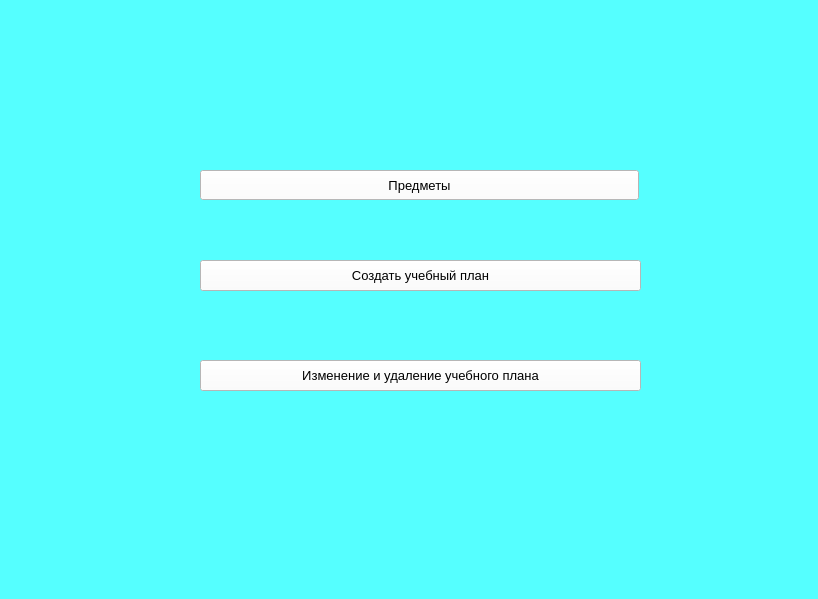
This is frontend/ClasseAndLessons.ui in saaasssska/helper_by_school as Qt 5 draws it before an edit. The edited form follows.
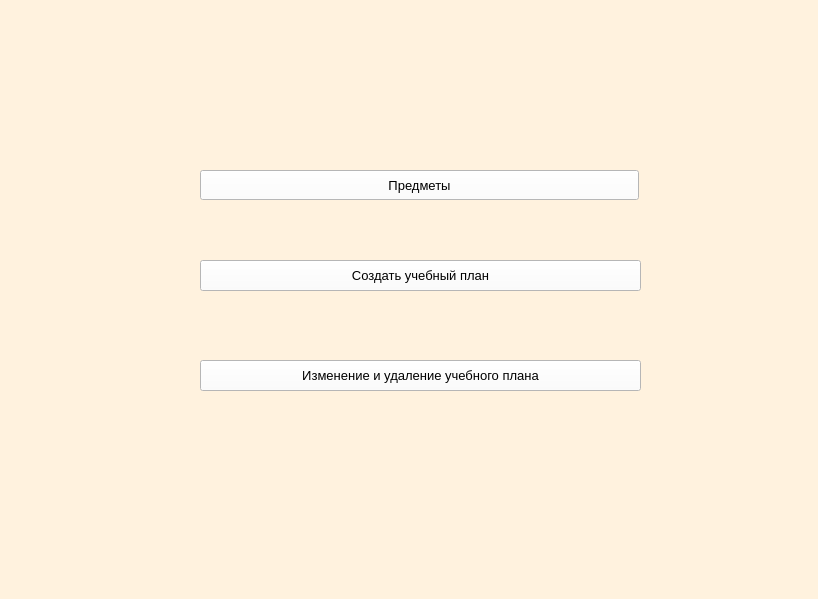
This is the edited form. Icons and pictures are not drawn.

Patch:
```diff
--- a/frontend/ClasseAndLessons.ui
+++ b/frontend/ClasseAndLessons.ui
@@ -20,7 +20,7 @@
    <string>lessons_menu</string>
   </property>
   <property name="styleSheet">
-   <string notr="true">background-color: rgb(85, 255, 255);</string>
+   <string notr="true">background-color: rgb(255, 242, 222);</string>
   </property>
   <widget class="QPushButton" name="push_lesson">
    <property name="geometry">
```
